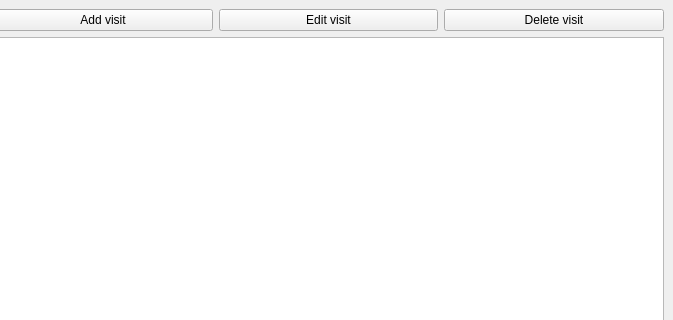
The window that ui_templates/windows/main_window.ui (IliaSuponeff/StudentsAccounting) describes before a commit, drawn with Qt 5; both pictures show x 287 to 960 and y 0 to 320 of the 960 by 640 pixel window.
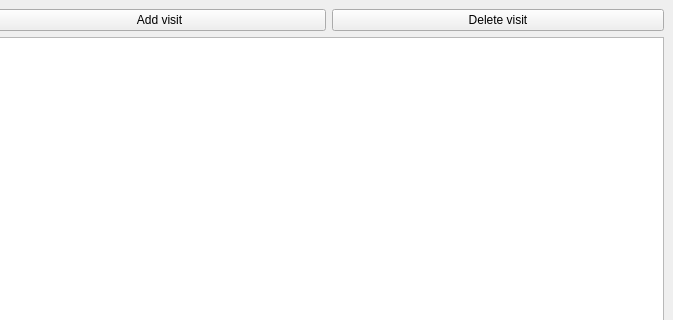
The same window after the commit.

Diff of the .ui file:
```diff
--- a/ui_templates/windows/main_window.ui
+++ b/ui_templates/windows/main_window.ui
@@ -414,13 +414,6 @@
           </property>
          </widget>
         </item>
-        <item>
-         <widget class="QPushButton" name="edit_visit_btn">
-          <property name="text">
-           <string>Edit visit</string>
-          </property>
-         </widget>
-        </item>
         <item>
          <widget class="QPushButton" name="del_visit_btn">
           <property name="text">
```
Left out of the diff: 22 changed lines with no effect on the pictures.
